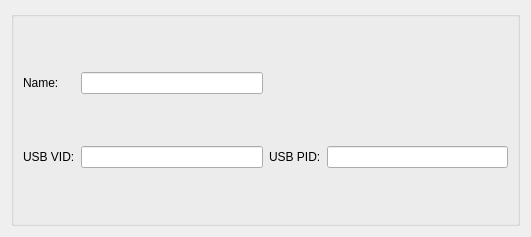
Old version of the form qt/ManualDevicesSettingsPage/QMKORGBSettingsEntry/QMKORGBSettingsEntry.ui in the repository CalcProgrammer1/OpenRGB.
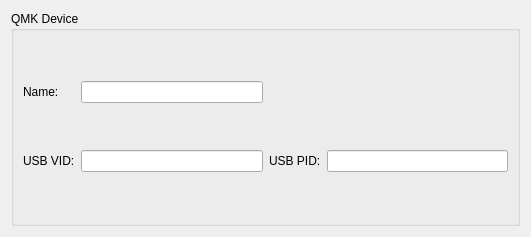
New version of the form.

Commit message: Add device entry titles

Patch:
```diff
--- a/qt/ManualDevicesSettingsPage/QMKORGBSettingsEntry/QMKORGBSettingsEntry.ui
+++ b/qt/ManualDevicesSettingsPage/QMKORGBSettingsEntry/QMKORGBSettingsEntry.ui
@@ -23,7 +23,7 @@
    <item row="1" column="0" colspan="2">
     <widget class="QGroupBox" name="groupBox">
      <property name="title">
-      <string/>
+      <string>QMK Device</string>
      </property>
      <layout class="QGridLayout" name="gridLayout_2">
       <item row="2" column="5">
```
The commit also changes 12 other files.
